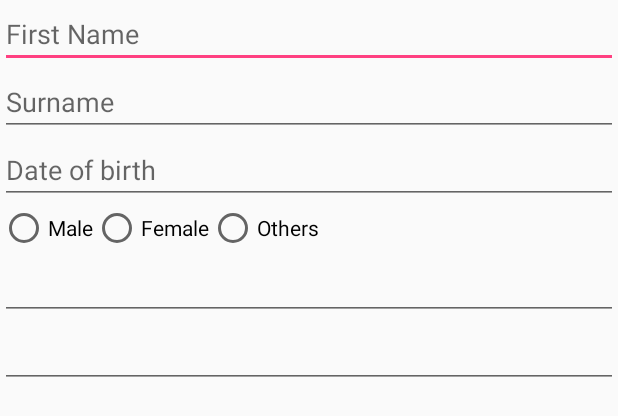
After one commit to madvirus420/ezmoney, an Android app: the layout activity_register_wallet.xml on its own in the app's theme, with its tools: preview values and no code run, on a phone screen of 412 x 824 dp. The commit adds this screen. Shown: the top 416 px of the screen. Run offline under Robolectric (Android 15) with nearby library versions, the phone set to English and light mode, and no system bars.

Commit message:
+wallet register beta

```diff
--- a/app/src/main/java/com/sadhus/ezmoney/activities/intro/DoneSlide.java
+++ b/app/src/main/java/com/sadhus/ezmoney/activities/intro/DoneSlide.java
@@ -2,6 +2,8 @@ package com.sadhus.ezmoney.activities.intro;
 
 import android.os.Bundle;
 import android.support.v7.app.AppCompatActivity;
+import android.view.View;
+import android.widget.Button;
 
 import com.sadhus.ezmoney.R;
 
@@ -13,6 +15,15 @@ public class DoneSlide extends AppCompatActivity {
     protected void onCreate(Bundle savedInstanceState) {
         super.onCreate(savedInstanceState);
         setContentView(R.layout.app_intro_done);
+
+        Button register = (Button) findViewById(R.id.register_button);
+
+        register.setOnClickListener(new View.OnClickListener() {
+            @Override
+            public void onClick(View v) {
+
+            }
+        });
     }
 
 }
--- /dev/null
+++ b/app/src/main/java/com/sadhus/ezmoney/activities/register/RegisterMerchant.java
@@ -0,0 +1,7 @@
+package com.sadhus.ezmoney.activities.register;
+
+/**
+ * Created by charlie on 28/11/15.
+ */
+public class RegisterMerchant {
+}
--- /dev/null
+++ b/app/src/main/java/com/sadhus/ezmoney/activities/register/RegisterWallet.java
@@ -0,0 +1,7 @@
+package com.sadhus.ezmoney.activities.register;
+
+/**
+ * Created by charlie on 28/11/15.
+ */
+public class RegisterWallet {
+}
--- a/app/src/main/java/com/sadhus/ezmoney/util/Constants.java
+++ b/app/src/main/java/com/sadhus/ezmoney/util/Constants.java
@@ -11,16 +11,22 @@ import java.util.regex.Pattern;
 public class Constants {
 
     public static final String SERVER_URL = "https://api.sit.modjadji.org:8243/TipsGo/v1.0.0/api/";
+    public static final String API_REGISTER_WALLET = "Wallet/RegisterWallet";
+
     public final static String API_KEY = "_gZLgUuKtMfLvAzLfm3fBvYZ7wsa";
     public final static String API_SECRET = "lidep6lFCwRnvlVmCVAPDsaSfH8a";
     public final static String BASIC_TOKEN = Base64.encodeToString((API_KEY + ":" + API_SECRET).getBytes(), Base64.DEFAULT);
 
-    public final static String ACCESS_TOKEN = "cf817f6f23e08723b2fc48a29cf8a14";
+    //public final static String ACCESS_TOKEN = "cf817f6f23e08723b2fc48a29cf8a14";
+    public final static String ACCESS_TOKEN = "xlda4X4f_jlGHD5b0FgHxxEc6hQa";
+
     public final static String AUTHORIZATION_HEADER = "Bearer " + ACCESS_TOKEN;
+
 
     public final static String CONSUMER_WALLET_TYPE = "Consumer";
     public final static String API_SUCCESS_CODE = "000";
     public final static String DEFAULT_PAYMENT_PIN = "123456";
     public final static String APP_ID = "SmartPayAndroid";
 
+
 }
--- /dev/null
+++ b/app/src/main/res/layout/activity_register_wallet.xml
@@ -0,0 +1,73 @@
+<?xml version="1.0" encoding="utf-8"?>
+<LinearLayout xmlns:android="http://schemas.android.com/apk/res/android"
+    android:orientation="vertical"
+    android:layout_width="match_parent"
+    android:layout_height="match_parent">
+
+    <EditText
+        android:layout_width="match_parent"
+        android:layout_height="wrap_content"
+        android:inputType="textPersonName"
+        android:hint="First Name"
+        android:ems="10"
+        android:id="@+id/editText" />
+
+    <EditText
+        android:layout_width="match_parent"
+        android:layout_height="wrap_content"
+        android:inputType="textPersonName"
+        android:hint="Surname"
+        android:ems="10"
+        android:id="@+id/editText2" />
+
+    <EditText
+        android:layout_width="match_parent"
+        android:layout_height="wrap_content"
+        android:inputType="date"
+        android:ems="10"
+        android:hint="@string/action_date"
+        android:id="@+id/editText3" />
+
+    <RadioGroup
+        android:layout_width="fill_parent"
+        android:layout_height="wrap_content"
+        android:contentDescription="Gender"
+        android:orientation="horizontal">
+
+        <RadioButton
+            android:id="@+id/signup_gender_male"
+            android:layout_width="wrap_content"
+            android:layout_height="wrap_content"
+            android:onClick="onRadioButtonClicked"
+            android:text="Male" />
+
+        <RadioButton
+            android:id="@+id/signup_gender_female"
+            android:layout_width="wrap_content"
+            android:layout_height="wrap_content"
+            android:onClick="onRadioButtonClicked"
+            android:text="Female" />
+
+        <RadioButton
+            android:id="@+id/signup_gender_others"
+            android:layout_width="wrap_content"
+            android:layout_height="wrap_content"
+            android:onClick="onRadioButtonClicked"
+            android:text="Others" />
+
+    </RadioGroup>
+
+    <EditText
+        android:layout_width="match_parent"
+        android:layout_height="wrap_content"
+        android:id="@+id/editText4" />
+
+    <EditText
+        android:layout_width="match_parent"
+        android:layout_height="wrap_content"
+        android:inputType="textEmailAddress"
+        android:ems="10"
+        android:id="@+id/editText5"
+        android:layout_gravity="center_horizontal" />
+
+</LinearLayout>
--- a/app/src/main/res/layout/app_intro_done.xml
+++ b/app/src/main/res/layout/app_intro_done.xml
@@ -8,5 +8,5 @@
         android:layout_width="fill_parent"
         android:layout_height="wrap_content"
         android:text="@string/action_register"
-        android:id="@+id/button2" />
+        android:id="@+id/register_button" />
 </LinearLayout>
--- a/app/src/main/res/values/strings.xml
+++ b/app/src/main/res/values/strings.xml
@@ -2,6 +2,7 @@
     <string name="app_name">ezmoney</string>
     <string name="action_settings">Settings</string>
     <string name="action_register">Register Wallet</string>
+    <string name="action_date">Date of birth</string>
 
 
 </resources>
```
